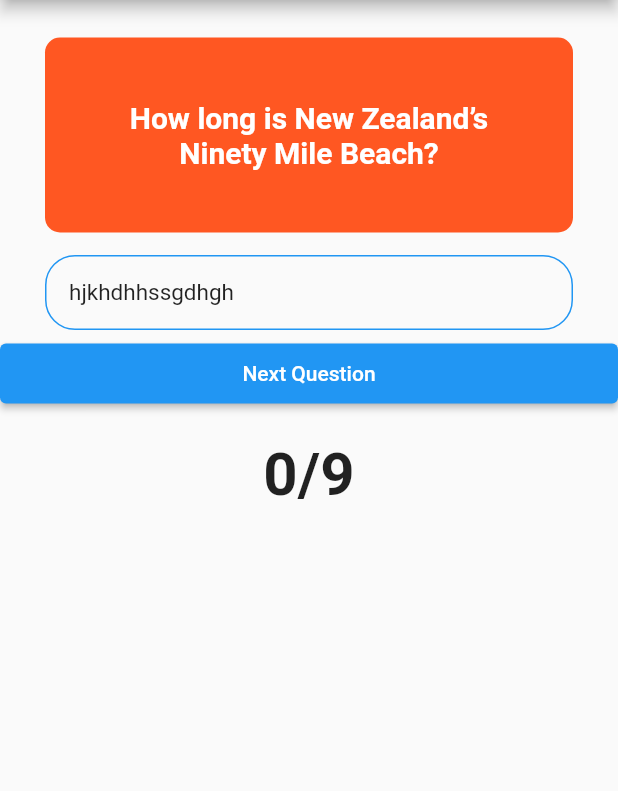
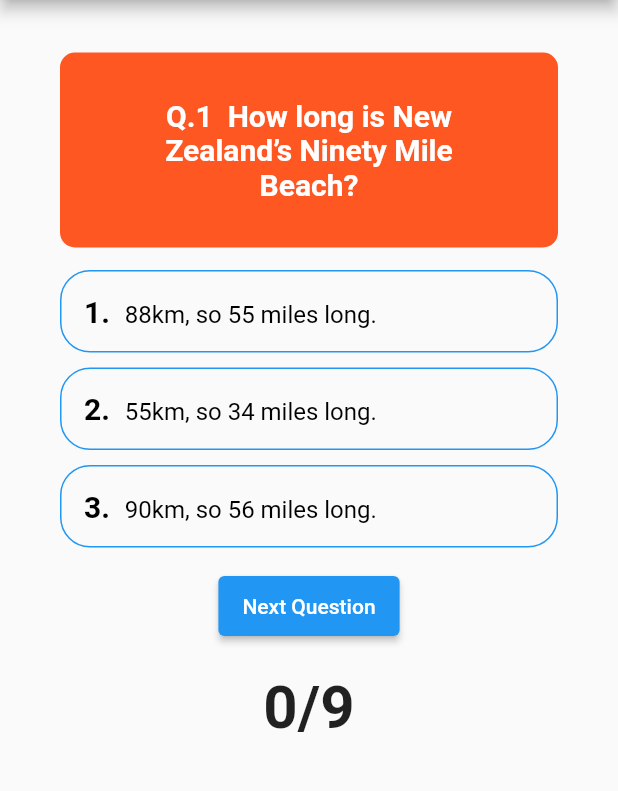
Before and after one commit to nehatanwar2698/quizApp, a Flutter app: the screen it shows after launch, on a phone screen of 412 x 824 dp, the part 84-875 px from its top. Run offline on Flutter 3.47's test engine with Material 2 defaults, Android fonts, the phone set to English and light mode, and no system bars.

Commit message:
quiz app with score

```diff
--- a/analysis_options.yaml
+++ b/analysis_options.yaml
@@ -7,7 +7,6 @@
 
 # The following line activates a set of recommended lints for Flutter apps,
 # packages, and plugins designed to encourage good coding practices.
-include: package:flutter_lints/flutter.yaml
 
 linter:
   # The lint rules applied to this project can be customized in the
@@ -24,6 +23,5 @@ linter:
   rules:
     # avoid_print: false  # Uncomment to disable the `avoid_print` rule
     # prefer_single_quotes: true  # Uncomment to enable the `prefer_single_quotes` rule
-
 # Additional information about this file can be found at
 # https://dart.dev/guides/language/analysis-options
--- a/lib/screens/home.dart
+++ b/lib/screens/home.dart
@@ -1,4 +1,5 @@
 import 'package:flutter/material.dart';
+import 'package:collection/collection.dart';
 import 'package:quiz_app/widget/answer.dart';
 
 class HomePage extends StatefulWidget {
@@ -11,7 +12,52 @@ class HomePage extends StatefulWidget {
 class _HomePageState extends State<HomePage> {
   List<Icon> _scoreTracker = [];
   int _questionIndex = 0;
-  int totalScore = 0;
+  int _totalScore = 0;
+  bool answerWasSelected = false;
+  int selectedAnswerIndex = 0;
+  bool endOfQuiz = false;
+  bool correctAnswerSelected = false;
+  bool showCorrectAnswer = false;
+
+  void _questionAnswered(bool answerScore, index) {
+    print("indexedTapped $index");
+    setState(() {
+      // if answer tapped
+      selectedAnswerIndex = index;
+      answerWasSelected = true;
+      showCorrectAnswer = true;
+      // check answer correct or not
+      if (answerScore) {
+        _totalScore++;
+        correctAnswerSelected = true;
+      }
+      // now adding scoretracker
+      _scoreTracker.add(answerScore
+          ? Icon(Icons.check_circle, color: Colors.green)
+          : Icon(Icons.clear, color: Colors.red));
+      // when quiz ends
+      if (_questionIndex + 1 == _questions.length) {
+        endOfQuiz = true;
+      }
+    });
+  }
+
+  void _nextQuestion() {
+    setState(() {
+      _questionIndex++;
+      answerWasSelected = false;
+      correctAnswerSelected = false;
+      showCorrectAnswer = false;
+      // what happend when end of quiz
+      if (_questionIndex >= _questions.length) {
+        _questionIndex = 0;
+        _totalScore = 0;
+        _scoreTracker = [];
+        endOfQuiz = false;
+      }
+    });
+  }
+
   @override
   Widget build(BuildContext context) {
     return Scaffold(
@@ -19,7 +65,10 @@ class _HomePageState extends State<HomePage> {
         title: Text("Flutter Quiz App"),
         centerTitle: true,
       ),
-      body: Center(
+      body: SingleChildScrollView(
+        child: Center(
+          child: Container(
+            padding: EdgeInsets.symmetric(horizontal: 10),
             child: Column(
               children: [
                 Row(
@@ -34,14 +83,15 @@ class _HomePageState extends State<HomePage> {
                 Container(
                   width: double.infinity,
                   height: 130,
-              margin: EdgeInsets.only(bottom: 10, left: 30, right: 30),
-              padding: EdgeInsets.symmetric(horizontal: 50, vertical: 20),
+                  margin:
+                      EdgeInsets.only(bottom: 10, left: 30, right: 30, top: 10),
+                  padding: EdgeInsets.symmetric(horizontal: 35, vertical: 20),
                   decoration: BoxDecoration(
                       color: Colors.deepOrange,
                       borderRadius: BorderRadius.circular(10)),
                   child: Center(
                       child: Text(
-                _questions[_questionIndex]['question'].toString(),
+                    "Q.${_questionIndex + 1}  ${_questions[_questionIndex]['question'].toString()}",
                     textAlign: TextAlign.center,
                     style: TextStyle(
                       fontSize: 20.0,
@@ -50,21 +100,94 @@ class _HomePageState extends State<HomePage> {
                     ),
                   )),
                 ),
-            Answer(),
+                ...(_questions[_questionIndex]['answers'] as List<Map>)
+                    .mapIndexed((index, answer) {
+                  return Answer(
+                    answerTap: () {
+                      // if answer was already selected  then nothing happend on tap
 
+                      if (answerWasSelected) {
+                        return;
+                      }
+                      _questionAnswered(answer['score'], index);
+                    },
+                    answerIndex: "${index + 1}",
+                    answerText: answer['answerText'],
+                    answerColor:
+                        answerWasSelected && selectedAnswerIndex == index
+                            ? correctAnswerSelected
+                                ? Colors.green
+                                : Colors.red
+                            : answer['score'] && showCorrectAnswer
+                                ? Colors.green
+                                : null,
+                    // answerColor: answerWasSelected
+                    //     ? answer['score']
+                    //         ? Colors.green
+                    //         : Colors.red
+                    //     : null,
+                  );
+                }),
+                SizedBox(
+                  height: 10,
+                ),
                 ElevatedButton(
                     style: ElevatedButton.styleFrom(
-                    minimumSize: Size(double.infinity, 40)),
-                onPressed: () {},
-                child: Text("Next Question")),
+                        minimumSize: Size(double.minPositive, 40)),
+                    onPressed: () {
+                      if (!answerWasSelected) {
+                        ScaffoldMessenger.of(context).showSnackBar(SnackBar(
+                            content: Text(
+                                "Please select answer before going to next question")));
+                        return;
+                      }
+                      _nextQuestion();
+                    },
+                    child: Text(endOfQuiz ? "Restart Quiz" : "Next Question")),
                 Container(
                   padding: EdgeInsets.all(20),
                   child: Text(
-                "0/9",
+                    "${_totalScore}/${_questions.length}",
                     style: TextStyle(fontSize: 40, fontWeight: FontWeight.bold),
                   ),
-            )
+                ),
+                if (answerWasSelected && !endOfQuiz)
+                  Container(
+                    height: 100,
+                    width: double.infinity,
+                    color: correctAnswerSelected ? Colors.green : Colors.red,
+                    child: Center(
+                        child: Text(
+                      correctAnswerSelected
+                          ? "well done,you got it right"
+                          : "Wrong :/  ",
+                      style: TextStyle(
+                          fontSize: 20,
+                          fontWeight: FontWeight.bold,
+                          color: Colors.white),
+                    )),
+                  ),
+                if (endOfQuiz)
+                  Container(
+                      height: 100,
+                      width: double.infinity,
+                      padding: EdgeInsets.symmetric(horizontal: 15),
+                      color: Colors.black,
+                      child: Center(
+                        child: Text(
+                          _totalScore > 4
+                              ? "Congratulations! your final score is :$_totalScore"
+                              : "your final score is :$_totalScore. Better luck next time",
+                          style: TextStyle(
+                              fontSize: 20,
+                              fontWeight: FontWeight.bold,
+                              color:
+                                  _totalScore > 4 ? Colors.green : Colors.red),
+                        ),
+                      ))
               ],
+            ),
+          ),
         ),
       ),
     );
--- a/lib/widget/answer.dart
+++ b/lib/widget/answer.dart
@@ -1,28 +1,39 @@
 import 'package:flutter/material.dart';
 
 class Answer extends StatelessWidget {
-  const Answer({
-    Key? key,
-  }) : super(key: key);
+  String answerText;
+  String answerIndex;
+  final answerColor;
+
+  final VoidCallback answerTap;
+  Answer(
+      {required this.answerText,
+      this.answerColor,
+      required this.answerTap,
+      required this.answerIndex});
 
   @override
   Widget build(BuildContext context) {
     return InkWell(
-      onTap: () {},
+      onTap: answerTap,
       child: Container(
         padding: EdgeInsets.all(15.0),
         margin: EdgeInsets.symmetric(vertical: 5.0, horizontal: 30.0),
         width: double.infinity,
         decoration: BoxDecoration(
-            color: null,
+            color: answerColor,
             border: Border.all(color: Colors.blue),
             borderRadius: BorderRadius.circular(20.0)),
-        child: Text(
-          "hjkhdhhssgdhgh",
-          style: TextStyle(
-            fontSize: 15.0,
-          ),
-        ),
+        child: Text.rich(TextSpan(
+            text: "${answerIndex}.  ",
+            style: TextStyle(
+                color: Colors.black, fontSize: 20, fontWeight: FontWeight.bold),
+            children: <InlineSpan>[
+              TextSpan(
+                text: answerText,
+                style: TextStyle(fontSize: 16, fontWeight: FontWeight.normal),
+              )
+            ])),
       ),
     );
   }
```
Lines whose indentation alone changed are shown as unchanged.
